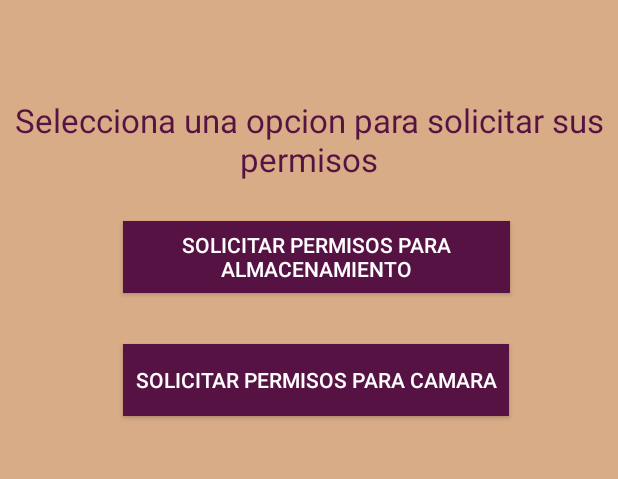
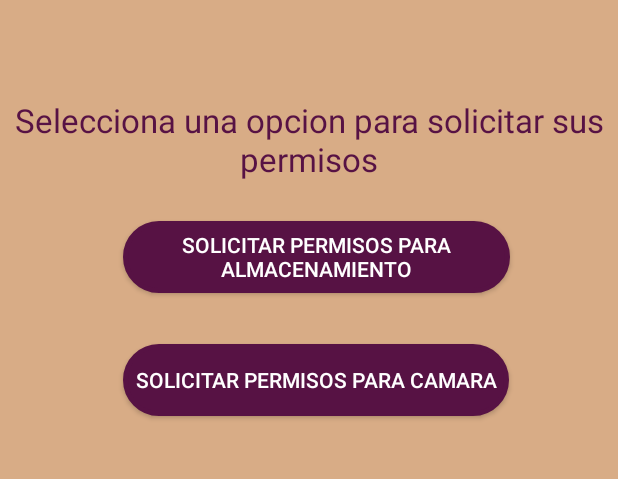
Before and after one commit to tavo110699/Hello, an Android app: the screen it shows after launch (MainActivity), on a phone screen of 412 x 824 dp, the part 280-759 px from its top. Run offline under Robolectric (Android 15) with nearby library versions, the phone set to English and light mode, and no system bars.

Commit message:
add rounded buttons & english translate

```diff
--- a/app/src/main/java/apps/allcolorlife/holamundoandroid/MainActivity.java
+++ b/app/src/main/java/apps/allcolorlife/holamundoandroid/MainActivity.java
@@ -4,7 +4,6 @@ import androidx.annotation.NonNull;
 import androidx.appcompat.app.AppCompatActivity;
 import androidx.core.app.ActivityCompat;
 import androidx.core.content.ContextCompat;
-
 import android.Manifest;
 import android.content.pm.PackageManager;
 import android.os.Bundle;
@@ -98,8 +97,6 @@ public class MainActivity extends AppCompatActivity {
     protected void onCreate(Bundle savedInstanceState) {
         super.onCreate(savedInstanceState);
         setContentView(R.layout.activity_main);
-
-
         // Algunos botones que, al ser tocados, van a pedir los permisos
         Button btnPermisoCamara = findViewById(R.id.btnPermisoCamara),
                 btnPermisoAlmacenamiento = findViewById(R.id.btnPermisoAlmacenamiento);
--- /dev/null
+++ b/app/src/main/res/drawable/borde_redondo.xml
@@ -0,0 +1,17 @@
+<?xml version="1.0" encoding="utf-8"?>
+<shape xmlns:android="http://schemas.android.com/apk/res/android" android:shape="rectangle">
+  //color de fondo de boton
+    <solid android:color="#571244"/>
+
+    //color de relleno de boton
+    <stroke android:width="3dp"
+        android:color="#571244"/>
+
+    //esquinas
+    <padding android:left="1dp"
+        android:top="1dp"
+        android:right="1dp"
+        android:bottom="1dp"/>
+//Redondear esquinas
+    <corners android:radius="90px"/>
+</shape>
--- a/app/src/main/res/layout/activity_main.xml
+++ b/app/src/main/res/layout/activity_main.xml
@@ -19,7 +19,7 @@
         android:layout_marginRight="8dp"
         android:layout_x="82dp"
         android:layout_y="360dp"
-        android:background="#571244"
+        android:background="@drawable/borde_redondo"
         android:text="@string/txtButtonCamera"
         android:textColor="#fff"
         app:layout_constraintEnd_toEndOf="parent"
@@ -38,7 +38,7 @@
         android:layout_x="82dp"
         android:layout_y="278dp"
         android:text="@string/txtButtonStorage"
-        android:background="#571244"
+        android:background="@drawable/borde_redondo"
         android:textColor="#fff"
         app:layout_constraintEnd_toEndOf="parent"
         app:layout_constraintStart_toStartOf="parent"
```
